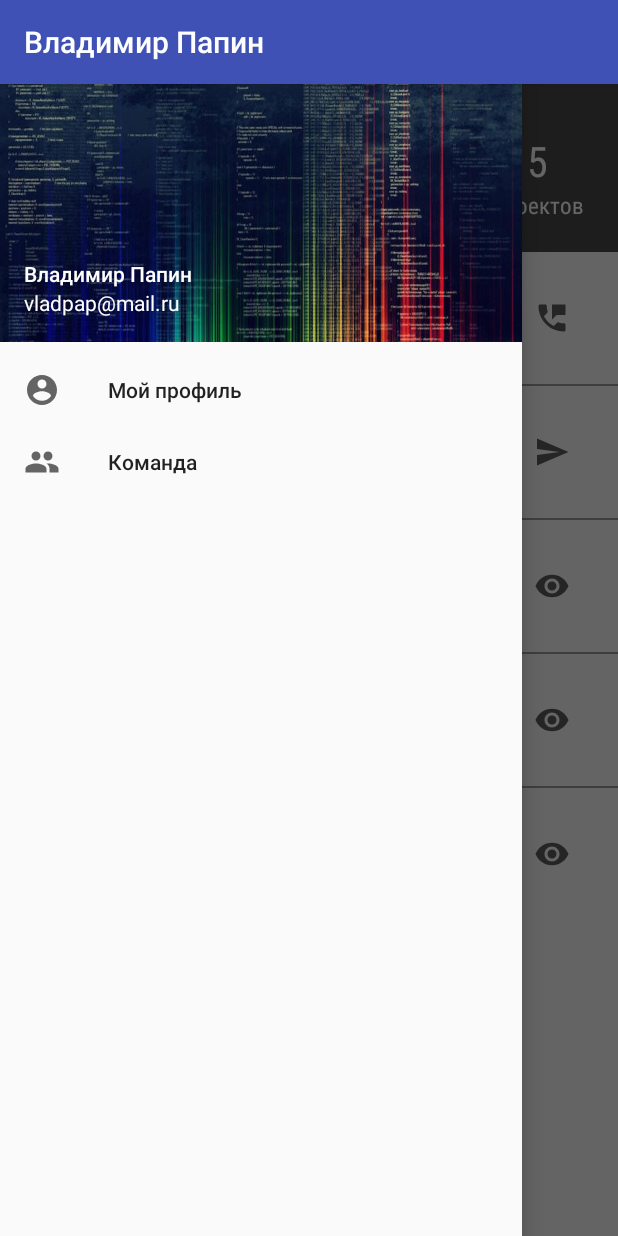
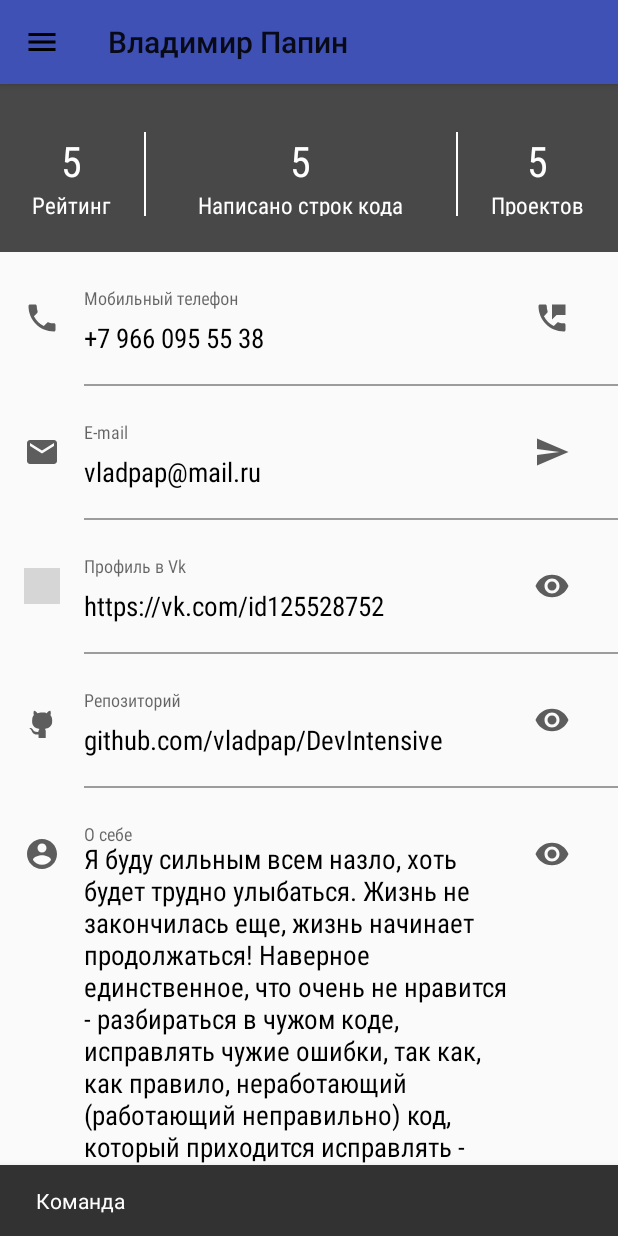
Before and after one commit to vladpap/DevIntensive, an Android app: the screen it shows after launch (MainActivity), in the side drawer, after a tap on "Команда", on a phone screen of 412 x 824 dp. Run offline under Robolectric (Android 15) with nearby library versions, the phone set to English and light mode, and no system bars; grey boxes are pictures that could not be loaded.

Commit message:
Create Toolbar

```diff
--- a/app/src/main/java/com/softdesign/devintensive/ui/activities/MainActivity.java
+++ b/app/src/main/java/com/softdesign/devintensive/ui/activities/MainActivity.java
@@ -2,10 +2,16 @@ package com.softdesign.devintensive.ui.activities;
 
 import android.os.Handler;
 import android.support.design.widget.CoordinatorLayout;
+import android.support.design.widget.NavigationView;
 import android.support.design.widget.Snackbar;
+import android.support.v4.view.GravityCompat;
+import android.support.v4.widget.DrawerLayout;
+import android.support.v7.app.ActionBar;
 import android.support.v7.app.AppCompatActivity;
 import android.os.Bundle;
+import android.support.v7.widget.Toolbar;
 import android.util.Log;
+import android.view.MenuItem;
 import android.view.View;
 import android.widget.ImageView;
 
@@ -17,6 +23,8 @@ public class MainActivity extends BaseActivity implements View.OnClickListener {
     private static final String TAG = ConstantManager.TAG_PREFIX + "Main Activity";
     private ImageView mCallMsgImg;
     private CoordinatorLayout mCoordinatorLayout;
+    private Toolbar mToolbar;
+    private DrawerLayout mNavigationDrawer;
 
 
     @Override
@@ -27,13 +35,25 @@ public class MainActivity extends BaseActivity implements View.OnClickListener {
 
         mCallMsgImg = (ImageView)findViewById(R.id.call_msg_img);
         mCoordinatorLayout = (CoordinatorLayout) findViewById(R.id.main_coordinator_content);
+        mToolbar = (Toolbar) findViewById(R.id.toolbar);
+        mNavigationDrawer = (DrawerLayout) findViewById(R.id.navigation_drawer);
 
         mCallMsgImg.setOnClickListener(this);
+        setupToolbar();
+        setupDrawer();
 
         if (savedInstanceState == null) {
         } else {
         }
 
+    }
+
+    @Override
+    public boolean onOptionsItemSelected(MenuItem item) {
+        if (item.getItemId() == android.R.id.home) {
+            mNavigationDrawer.openDrawer(GravityCompat.START);
+        }
+        return super.onOptionsItemSelected(item);
     }
 
     @Override
@@ -87,4 +107,26 @@ public class MainActivity extends BaseActivity implements View.OnClickListener {
     private void showSnackBar (String message) {
         Snackbar.make(mCoordinatorLayout, message, Snackbar.LENGTH_LONG).show();
     }
+
+    private void setupToolbar() {
+        setSupportActionBar(mToolbar);
+        ActionBar actionBar = getSupportActionBar();
+        if (actionBar != null) {
+            actionBar.setHomeAsUpIndicator(R.drawable.ic_menu_black_24dp);
+            actionBar.setDisplayHomeAsUpEnabled(true);
+        }
+    }
+
+    private void setupDrawer() {
+        NavigationView navigationView = (NavigationView) findViewById(R.id.navigation_view);
+        navigationView.setNavigationItemSelectedListener (new NavigationView.OnNavigationItemSelectedListener() {
+            @Override
+            public boolean onNavigationItemSelected(MenuItem item) {
+                showSnackBar(item.getTitle().toString());
+                item.setChecked(true);
+                mNavigationDrawer.closeDrawer(GravityCompat.START);
+                return false;
+            }
+        });
+    }
 }
--- /dev/null
+++ b/app/src/main/res/drawable/ic_menu_black_24dp.xml
@@ -0,0 +1,9 @@
+<vector xmlns:android="http://schemas.android.com/apk/res/android"
+        android:width="24dp"
+        android:height="24dp"
+        android:viewportWidth="24.0"
+        android:viewportHeight="24.0">
+    <path
+        android:fillColor="#FF000000"
+        android:pathData="M3,18h18v-2L3,16v2zM3,13h18v-2L3,11v2zM3,6v2h18L21,6L3,6z"/>
+</vector>
--- a/app/src/main/res/layout/activity_main.xml
+++ b/app/src/main/res/layout/activity_main.xml
@@ -3,27 +3,36 @@
     xmlns:android="http://schemas.android.com/apk/res/android"
     xmlns:app="http://schemas.android.com/apk/res-auto"
     xmlns:tools="http://schemas.android.com/tools"
+    android:id="@+id/navigation_drawer"
     android:layout_width="match_parent"
     android:layout_height="match_parent"
-    tools:context=".ui.activities.MainActivity">
+    tools:context=".ui.activities.MainActivity"
+    android:fitsSystemWindows="true">
 
     <android.support.design.widget.CoordinatorLayout
         android:id="@+id/main_coordinator_content"
         android:layout_width="match_parent"
-        android:layout_height="wrap_content">
+        android:layout_height="match_parent">
 
-        <LinearLayout
+        <android.support.design.widget.AppBarLayout
+            android:theme="@style/AppTheme.AppBarOverlay"
             android:layout_width="match_parent"
-            android:layout_height="match_parent"
-            android:orientation="vertical"
-            android:paddingBottom="0dp"
-            android:paddingLeft="0dp"
-            android:paddingRight="0dp"
-            android:paddingTop="0dp">
+            android:layout_height="wrap_content"
+            android:background="@color/color_primary">
+
+            <android.support.v7.widget.Toolbar
+                android:theme="@style/AppTheme.PopupOverlay"
+                android:id="@+id/toolbar"
+                android:layout_width="match_parent"
+                android:titleTextColor="@color/color_white"
+                android:layout_height="?attr/actionBarSize"/>
+        </android.support.design.widget.AppBarLayout>
+
 
             <android.support.v4.widget.NestedScrollView
                 android:layout_width="match_parent"
-                android:layout_height="match_parent">
+                android:layout_height="match_parent"
+                android:layout_marginTop="@dimen/size_medium_56">
 
                 <LinearLayout
                     android:layout_width="match_parent"
@@ -235,7 +244,6 @@
                     <!-- End about row -->
                 </LinearLayout>
             </android.support.v4.widget.NestedScrollView>
-        </LinearLayout>
     </android.support.design.widget.CoordinatorLayout>
 
     <android.support.design.widget.NavigationView
@@ -243,7 +251,7 @@
         android:layout_width="match_parent"
         android:layout_height="match_parent"
         android:layout_gravity="left"
-        app:headerLayout="@layout/drewer_header"
+        app:headerLayout="@layout/drawer_header"
         app:menu="@menu/drawer_menu">
 
     </android.support.design.widget.NavigationView>
--- /dev/null
+++ b/app/src/main/res/values-v21/styles.xml
@@ -0,0 +1,12 @@
+<?xml version="1.0" encoding="utf-8"?>
+<resources>
+
+    <style name="AppTheme"  parent="Theme.AppCompat.Light.NoActionBar">
+        <item name="colorPrimary">@color/color_primary</item>
+        <item name="colorPrimaryDark">@color/color_primary_dark</item>
+        <item name="colorAccent">@color/color_accent</item>
+        <item name="android:windowDrawsSystemBarBackgrounds">true</item>
+        <item name="android:statusBarColor">@color/color_accent</item>
+        <item name="android:windowTranslucentStatus">true</item>
+    </style>
+</resources>
--- a/app/src/main/res/values/styles.xml
+++ b/app/src/main/res/values/styles.xml
@@ -1,12 +1,21 @@
 <resources>
 
     <!-- Base application theme. -->
-    <style name="AppTheme" parent="Theme.AppCompat.Light.DarkActionBar">
+    <style name="AppTheme" parent="Theme.AppCompat.Light.NoActionBar">
         <!-- Customize your theme here. -->
         <item name="colorPrimary">@color/color_primary</item>
         <item name="colorPrimaryDark">@color/color_primary_dark</item>
         <item name="colorAccent">@color/color_accent</item>
     </style>
+
+    <style name="AppTheme.NoActionBar">
+        <item name="android:windowNoTitle">true</item>
+        <item name="android:windowActionBar">false</item>
+    </style>
+
+    <style name="AppTheme.AppBarOverlay" parent="ThemeOverlay.AppCompat.Dark.ActionBar"/>
+
+    <style name="AppTheme.PopupOverlay" parent="ThemeOverlay.AppCompat.Light"/>
 
     <style name="fontCondenset">
         <item name="android:fontFamily">sans-serif-condensed</item>
```
Also changed, not shown: app/src/main/res/layout/drawer_header.xml (renamed from app/src/main/res/layout/drewer_header.xml).
